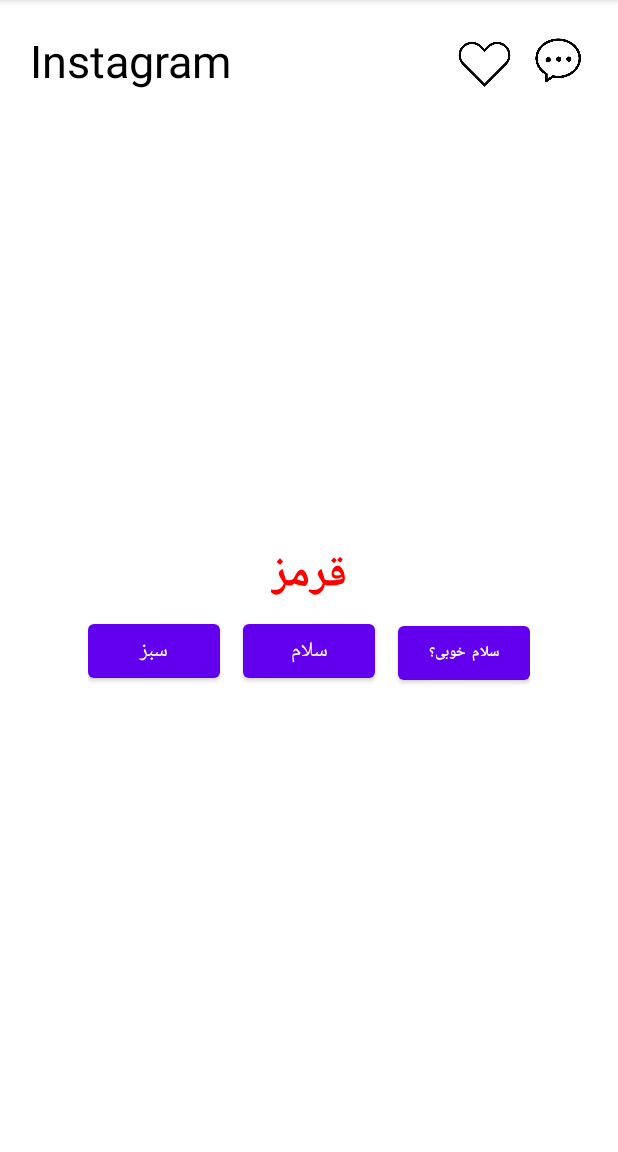
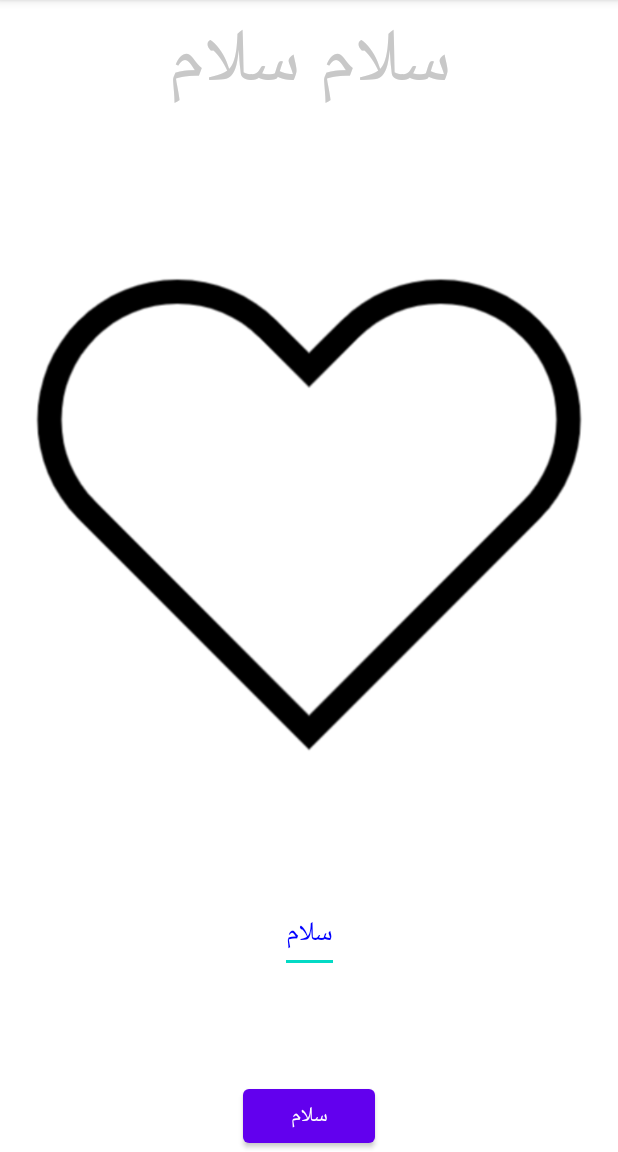
Before and after one commit to alisenemmar/contacts, an Android app: the screen it shows after launch (MainActivity), after a tap on "سلام", on a phone screen of 412 x 824 dp, the part 84-1236 px from its top. Run offline under Robolectric (Android 15) with nearby library versions, the phone set to English and light mode, and no system bars; 1 other tap on this screen came first.

Commit message:
5 - Views Props

```diff
--- a/app/src/main/java/com/jahad/contacts/MainActivity.java
+++ b/app/src/main/java/com/jahad/contacts/MainActivity.java
@@ -4,6 +4,8 @@ import android.graphics.Color;
 import android.os.Bundle;
 import android.view.View;
 import android.widget.Button;
+import android.widget.EditText;
+import android.widget.ImageView;
 import android.widget.TextView;
 
 import androidx.activity.EdgeToEdge;
@@ -25,43 +27,35 @@ public class MainActivity extends AppCompatActivity {
             return insets;
         });
 
-        // 3 + 4.5 = 7.5
-        // x + y = result
-        int x = 3;
-        float y = 4.5f;
-        float result = sum(x,y);
+        TextView tv1 = findViewById(R.id.tv1);
+        ImageView img1 = findViewById(R.id.img1);
+        EditText et1 = findViewById(R.id.et1);
+        Button bt1 = findViewById(R.id.bt1);
 
-        TextView color = findViewById(R.id.color);
-        Button bt1 = findViewById(R.id.bt1); // سبز
-        Button bt2 = findViewById(R.id.bt2); // قرمز
-        Button bt3 = findViewById(R.id.bt3); // آبی
+        // کارهایی که با TextView می توان کرد
+        tv1.setText("سلام");
+        tv1.setTextColor(Color.rgb(27,167,168));
 
+        // کارهایی که با ImageView می توان کرد
+        img1.setImageResource(R.drawable.heart);
+
+        // کارهایی که با EditText می توان کرد
+        et1.setText("سلام");
+        et1.setTextColor(Color.BLUE);
+        et1.setHint("سلام");
+        et1.setHintTextColor(Color.rgb(200,200,200));
+
+        // کارهایی که با Button می توان کرد
+        bt1.setText("سلام");
         bt1.setOnClickListener(new View.OnClickListener() {
             @Override
             public void onClick(View v) {
-                color.setText("سبز");
-                color.setTextColor(Color.GREEN);
-            }
-        });
-        bt2.setOnClickListener(new View.OnClickListener() {
-            @Override
-            public void onClick(View v) {
-                color.setText("قرمز");
-                color.setTextColor(Color.RED);
-            }
-        });
-        bt3.setOnClickListener(new View.OnClickListener() {
-            @Override
-            public void onClick(View v) {
-                color.setText("آبی");
-                color.setTextColor(Color.BLUE);
+                String name = et1.getText().toString();
+                tv1.setText("سلام "+name);
+                tv1.setTextColor(Color.rgb(200,200,200));
             }
         });
 
     }
 
-    float sum(int x, float y) {
-        return x+y;
-    }
-
 }
--- a/app/src/main/res/layout/activity_main.xml
+++ b/app/src/main/res/layout/activity_main.xml
@@ -7,82 +7,44 @@
     android:layout_height="match_parent"
     tools:context=".MainActivity">
 
-    <LinearLayout
+    <TextView
+        android:id="@+id/tv1"
         android:layout_width="wrap_content"
         android:layout_height="wrap_content"
-        android:orientation="horizontal"
-        app:layout_constraintEnd_toEndOf="parent"
-        app:layout_constraintStart_toStartOf="parent"
-        app:layout_constraintTop_toBottomOf="@+id/color">
-
-        <Button
-            android:id="@+id/bt1"
-            android:layout_width="wrap_content"
-            android:layout_height="wrap_content"
-            android:text="سبز" />
-
-        <Button
-            android:id="@+id/bt2"
-            android:layout_width="wrap_content"
-            android:layout_height="wrap_content"
-            android:layout_marginStart="15dp"
-            android:layout_marginEnd="15dp"
-            android:text="سلام" />
-
-        <Button
-            android:id="@+id/bt3"
-            android:layout_width="wrap_content"
-            android:layout_height="wrap_content"
-            android:text="سلام خوبی؟"
-            android:textSize="10dp"
-            android:textStyle="bold"/>
-    </LinearLayout>
-
-    <LinearLayout
-        android:id="@+id/linearLayout"
-        android:layout_width="match_parent"
-        android:layout_height="wrap_content"
-        android:orientation="horizontal"
-        android:padding="20dp"
-        app:layout_constraintTop_toTopOf="parent">
-
-        <TextView
-            android:id="@+id/tv1"
-            android:layout_width="0dp"
-            android:layout_height="wrap_content"
-            android:layout_weight="7"
-            android:text="Instagram"
-            android:textColor="#000"
-            android:textSize="30dp" />
-
-        <ImageView
-            android:id="@+id/img1"
-            android:layout_width="0dp"
-            android:layout_height="45dp"
-            android:layout_marginStart="10dp"
-            android:layout_marginEnd="10dp"
-            android:layout_weight="1"
-            app:srcCompat="@drawable/heart" />
-
-        <ImageView
-            android:id="@+id/img2"
-            android:layout_width="0dp"
-            android:layout_height="45dp"
-            android:layout_weight="1"
-            app:srcCompat="@drawable/message" />
-
-    </LinearLayout>
-
-    <TextView
-        android:id="@+id/color"
-        android:layout_width="wrap_content"
-        android:layout_height="wrap_content"
-        android:text="رنگ"
-        android:textSize="30dp"
-        android:textStyle="bold"
-        app:layout_constraintBottom_toBottomOf="parent"
+        android:text="@string/hello"
+        android:textColor="#1CA7A8"
+        android:textSize="50dp"
         app:layout_constraintEnd_toEndOf="parent"
         app:layout_constraintStart_toStartOf="parent"
         app:layout_constraintTop_toTopOf="parent" />
 
+    <ImageView
+        android:id="@+id/img1"
+        android:layout_width="wrap_content"
+        android:layout_height="wrap_content"
+        app:layout_constraintEnd_toEndOf="parent"
+        app:layout_constraintStart_toStartOf="parent"
+        app:layout_constraintTop_toBottomOf="@+id/tv1"
+        android:src="@drawable/heart"/>
+
+    <EditText
+        android:id="@+id/et1"
+        android:layout_width="wrap_content"
+        android:layout_height="wrap_content"
+        android:inputType="text"
+        android:text=""
+        android:hint="123"
+        android:maxLength="11"
+        app:layout_constraintEnd_toEndOf="parent"
+        app:layout_constraintStart_toStartOf="parent"
+        app:layout_constraintTop_toBottomOf="@+id/img1" />
+
+    <Button
+        android:id="@+id/bt1"
+        android:layout_width="wrap_content"
+        android:layout_height="wrap_content"
+        android:text="Button"
+        app:layout_constraintBottom_toBottomOf="parent"
+        app:layout_constraintEnd_toEndOf="parent"
+        app:layout_constraintStart_toStartOf="parent" />
 </androidx.constraintlayout.widget.ConstraintLayout>
--- a/app/src/main/res/values/strings.xml
+++ b/app/src/main/res/values/strings.xml
@@ -3,4 +3,5 @@
 
 
     <string name="phone_number">شماره تماس</string>
+    <string name="hello">سلام</string>
 </resources>
```
